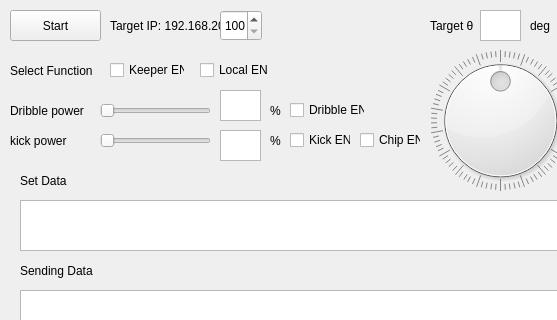
Old version of the form Qt Communication Tester/Qt_Communication_Tester/qt_communication_tester.ui in the repository ibis-ssl/GUI_Qt; both pictures show x 0 to 557 and y 0 to 320 of the 760 by 713 pixel window.
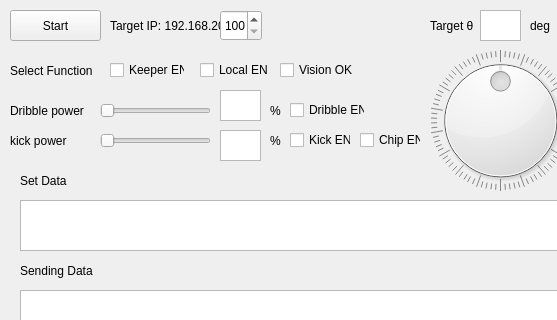
New version of the form.

Commit message: VisionENフラグ追加

The edit to the form file:
```diff
--- a/Qt Communication Tester/Qt_Communication_Tester/qt_communication_tester.ui
+++ b/Qt Communication Tester/Qt_Communication_Tester/qt_communication_tester.ui
@@ -1063,6 +1063,22 @@
      <string>Error info</string>
     </property>
    </widget>
+   <widget class="QCheckBox" name="VisionOK">
+    <property name="enabled">
+     <bool>true</bool>
+    </property>
+    <property name="geometry">
+     <rect>
+      <x>280</x>
+      <y>60</y>
+      <width>75</width>
+      <height>20</height>
+     </rect>
+    </property>
+    <property name="text">
+     <string>Vision OK</string>
+    </property>
+   </widget>
   </widget>
   <widget class="QMenuBar" name="menubar">
    <property name="geometry">
```
The commit also changes 11 other files.
